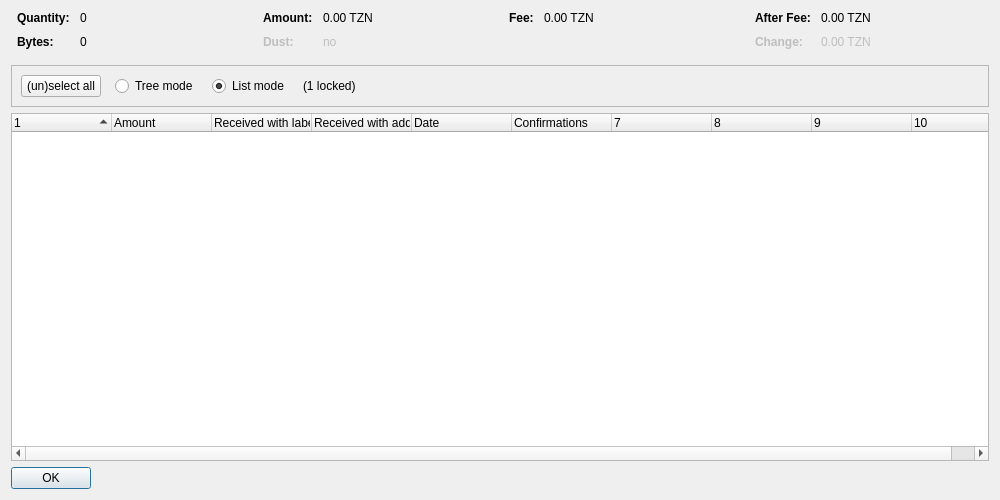
Above: src/qt/forms/coincontroldialog.ui from tyzen-tzn/tyzen before the change. Below: the same form after it.
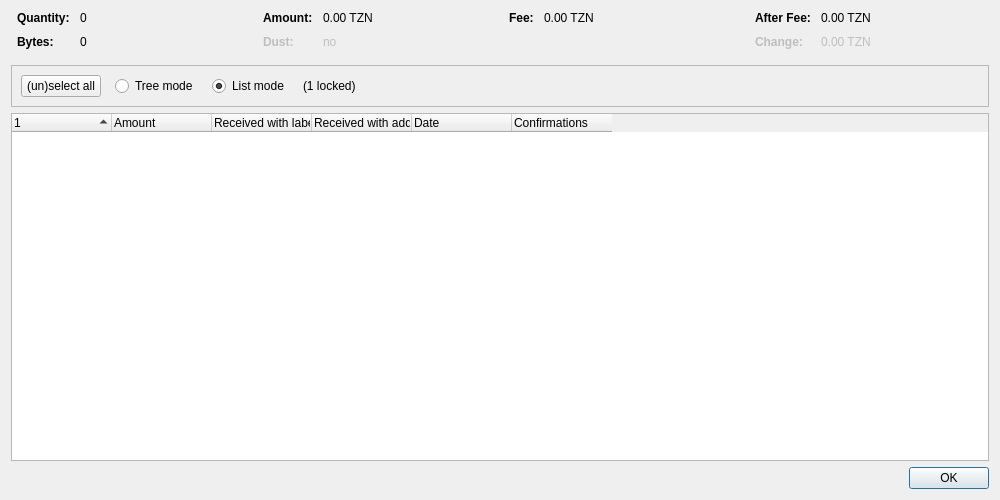
That is the form after the change. Custom widgets are drawn as their Qt base class.

Patch:
```diff
--- a/src/qt/forms/coincontroldialog.ui
+++ b/src/qt/forms/coincontroldialog.ui
@@ -402,7 +402,7 @@
       <bool>false</bool>
      </property>
      <property name="columnCount">
-      <number>10</number>
+      <number>6</number>
      </property>
      <attribute name="headerShowSortIndicator" stdset="0">
       <bool>true</bool>
@@ -467,12 +467,6 @@
    </item>
    <item>
     <widget class="QDialogButtonBox" name="buttonBox">
-     <property name="sizePolicy">
-      <sizepolicy hsizetype="Maximum" vsizetype="Fixed">
-       <horstretch>0</horstretch>
-       <verstretch>0</verstretch>
-      </sizepolicy>
-     </property>
      <property name="orientation">
       <enum>Qt::Horizontal</enum>
      </property>
```
Left out of the diff: 2 changed lines with no effect on the pictures.
